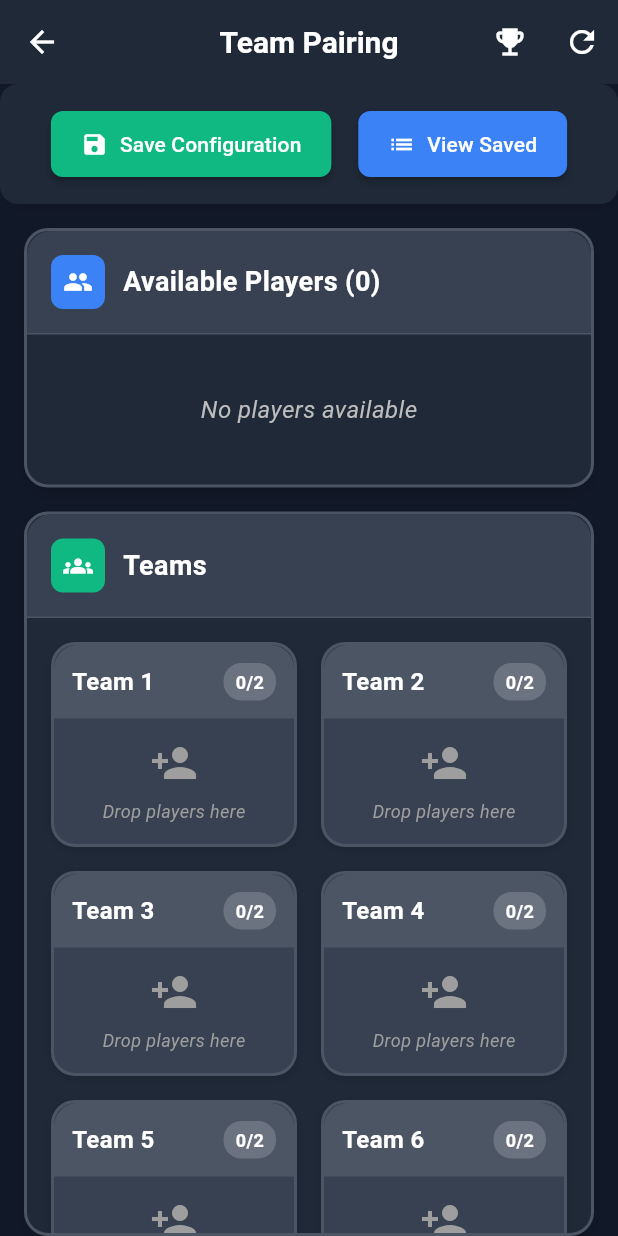
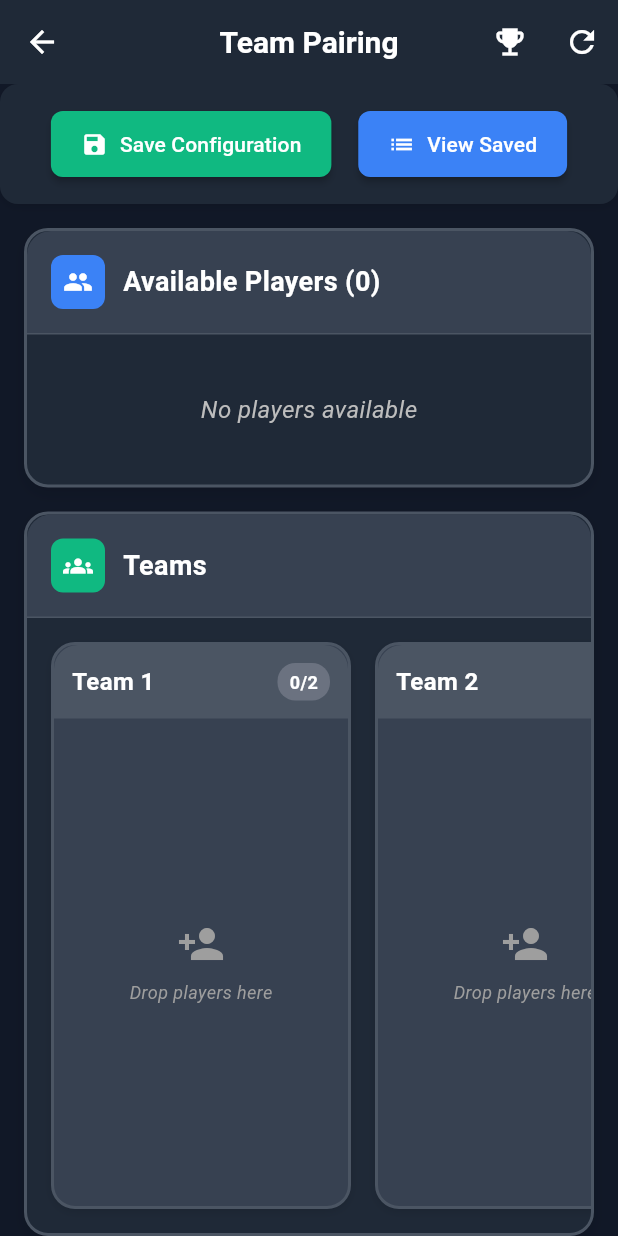
Before and after one commit to ben-danzig/flutter_bball_app, a Flutter app: the TeamPairingScreen screen opened directly, on a phone screen of 412 x 824 dp. Run offline on Flutter 3.47's test engine with Material 3 defaults, Android fonts, the phone set to English and light mode, and no system bars; our stand-ins replace audioplayers, cloud_firestore, firebase_core, fl_chart, flutter_tts, numberpicker; accounts and stored records are empty.

Commit message:
Team pairing screen shows 8 teams horizontally

```diff
--- a/lib/screens/players/team_pairing_screen.dart
+++ b/lib/screens/players/team_pairing_screen.dart
@@ -373,17 +373,15 @@ class _TeamPairingScreenState extends State<TeamPairingScreen> {
                           ),
                         ),
                         Expanded(
-                          child: GridView.builder(
+                          child: ListView.builder(
                             padding: const EdgeInsets.all(16.0),
-                            gridDelegate: const SliverGridDelegateWithFixedCrossAxisCount(
-                              crossAxisCount: 2,
-                              crossAxisSpacing: 16,
-                              mainAxisSpacing: 16,
-                              childAspectRatio: 1.2,
-                            ),
+                            scrollDirection: Axis.horizontal,
                             itemCount: _teams.length,
                             itemBuilder: (context, teamIndex) {
-                              return DragTarget<Player>(
+                              return Container(
+                                width: 200, // Fixed width for each team
+                                margin: const EdgeInsets.only(right: 16.0),
+                                child: DragTarget<Player>(
                                   onWillAccept: (data) => data != null && _teams[teamIndex].length < 2,
                                   onAccept: (player) {
                                     setState(() {
@@ -580,6 +578,7 @@ class _TeamPairingScreenState extends State<TeamPairingScreen> {
                                       ),
                                     );
                                   },
+                                ),
                               );
                             },
                           ),
```
Lines whose indentation alone changed are shown as unchanged.
